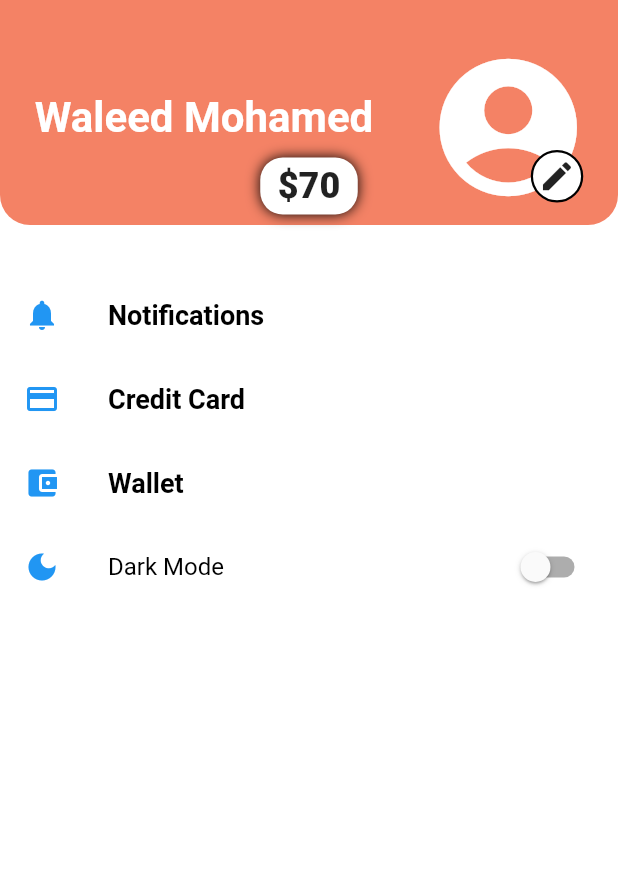
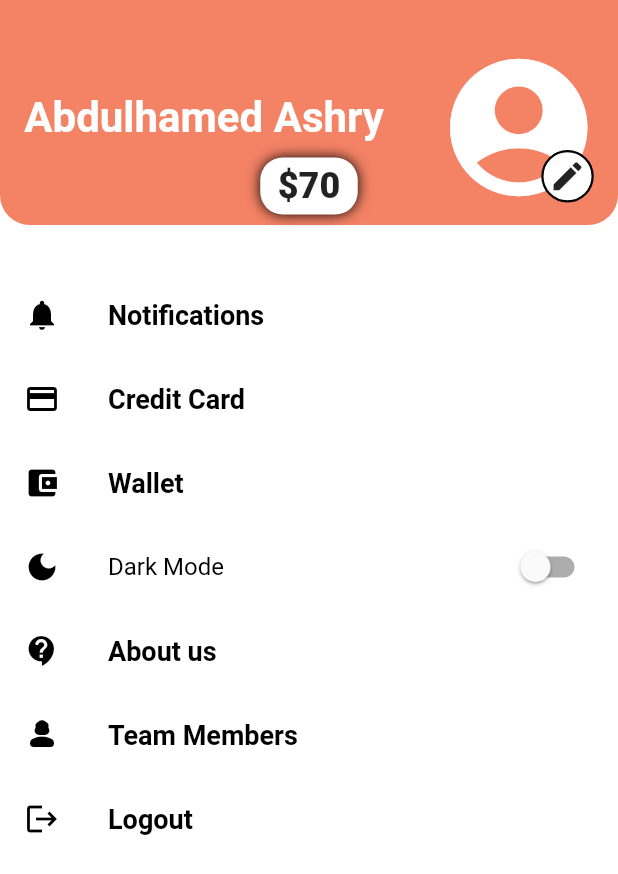
Before and after one commit to WaleedShehata1/easy_ticket_app, a Flutter app: the UserSettingsScreen screen opened by its route, on a phone screen of 412 x 824 dp. Shown: the top 874 px of the screen. Run offline on Flutter 3.47's test engine with Material 2 defaults, Android fonts, the phone set to English and light mode, and no system bars; our stand-ins replace animated_notch_bottom_bar, dotted_border, shared_preferences; accounts and stored records are empty.

Commit message:
Abdulhamed

```diff
--- a/lib/screen/profile.dart
+++ b/lib/screen/profile.dart
@@ -15,17 +15,14 @@ class _UserSettingsScreenState extends State<UserSettingsScreen> {
   Widget build(BuildContext context) {
     return Scaffold(
       backgroundColor: isDarkMode ? Colors.black : Colors.white,
-        body: Column(
-          children: [
-          Stack(
-            alignment: Alignment.center,
-            children:[
+      body: Column(children: [
+        Stack(alignment: Alignment.center, children: [
           Container(
             decoration: BoxDecoration(
                 color: PrimaryColour,
-                  borderRadius: BorderRadius.only
-                  (bottomLeft: Radius.circular(20),bottomRight: Radius.circular(20))),
-
+                borderRadius: BorderRadius.only(
+                    bottomLeft: Radius.circular(20),
+                    bottomRight: Radius.circular(20))),
             height: 150,
             width: double.infinity,
           ),
@@ -34,19 +31,25 @@ class _UserSettingsScreenState extends State<UserSettingsScreen> {
             children: [
               Column(
                 children: [
-                    SizedBox(height:55,),
+                  SizedBox(
+                    height: 55,
+                  ),
                   Text(
-                    'Waleed Mohamed',
+                    'Abdulhamed Ashry',
                     style: TextStyle(
                       color: Colors.white,
                       fontSize: 28,
                       fontWeight: FontWeight.w700,
                     ),
                   ),
-                    SizedBox(height: 10,),
+                  SizedBox(
+                    height: 10,
+                  ),
                   Row(
                     children: [
-                        SizedBox(width: 140,),
+                      SizedBox(
+                        width: 140,
+                      ),
                       Container(
                         alignment: Alignment.center,
                         padding: EdgeInsets.all(5),
@@ -62,7 +65,8 @@ class _UserSettingsScreenState extends State<UserSettingsScreen> {
                               )
                             ]),
                         width: 65,
-                            child: Text('\$70',
+                        child: Text(
+                          '\$70',
                           style: TextStyle(
                             fontSize: 24,
                             fontWeight: FontWeight.w900,
@@ -73,41 +77,47 @@ class _UserSettingsScreenState extends State<UserSettingsScreen> {
                   ),
                 ],
               ),
-             SizedBox(width: 20,),
+              SizedBox(
+                width: 20,
+              ),
               InkWell(
                 onTap: () {
-                Navigator.pushNamed(context,  EditProfileScreen.routeName);
+                  Navigator.pushNamed(context, EditProfileScreen.routeName);
                 },
                 child: Stack(
                   alignment: Alignment.bottomRight,
                   children: [
                     Container(
                       margin: EdgeInsets.all(10),
-                      child: Icon(Icons.account_circle,color: Colors.white,size: 110,),
+                      child: Icon(
+                        Icons.account_circle,
+                        color: Colors.white,
+                        size: 110,
+                      ),
                       width: 100,
                       height: 100,
                       decoration: BoxDecoration(
                           borderRadius: BorderRadius.circular(45),
-                       border: Border.all(width: 5,color: PrimaryColour)
-                      ),
+                          border: Border.all(width: 5, color: PrimaryColour)),
                     ),
                     Container(
                       width: 35,
                       height: 35,
-                    child: Icon(Icons.edit,size: 25,),
+                      child: Icon(
+                        Icons.edit,
+                        size: 25,
+                      ),
                       decoration: BoxDecoration(
                           color: Colors.white,
                           borderRadius: BorderRadius.circular(50),
-                      border: Border.all(width: 1.5,color: Colors.black)
-                     ),
+                          border: Border.all(width: 1.5, color: Colors.black)),
                     )
-
                   ],
                 ),
               )
             ],
-            ),]
           ),
+        ]),
         Column(
           crossAxisAlignment: CrossAxisAlignment.center,
           children: [
@@ -122,7 +132,7 @@ class _UserSettingsScreenState extends State<UserSettingsScreen> {
               },
               leading: Icon(
                 Icons.notifications,
-                color: Colors.blue,
+                color: isDarkMode ? Colors.white : Colors.black,
               ),
               title: Text(
                 'Notifications',
@@ -142,7 +152,7 @@ class _UserSettingsScreenState extends State<UserSettingsScreen> {
               },
               leading: Icon(
                 Icons.credit_card,
-                color: Colors.blue,
+                color: isDarkMode ? Colors.white : Colors.black,
               ),
               title: Text(
                 'Credit Card',
@@ -162,7 +172,7 @@ class _UserSettingsScreenState extends State<UserSettingsScreen> {
               },
               leading: Icon(
                 Icons.account_balance_wallet,
-                color: Colors.blue,
+                color: isDarkMode ? Colors.white : Colors.black,
               ),
               title: Text(
                 'Wallet',
@@ -174,15 +184,9 @@ class _UserSettingsScreenState extends State<UserSettingsScreen> {
               ),
             ),
             ListTile(
-              onTap: () {
-                Navigator.push(
-                  context,
-                  MaterialPageRoute(builder: (context) => WalletScreen()),
-                );
-              },
               leading: Icon(
                 Icons.dark_mode,
-                color: Colors.blue,
+                color: isDarkMode ? Colors.white : Colors.black,
               ),
               title: Text(
                 'Dark Mode',
@@ -192,12 +196,67 @@ class _UserSettingsScreenState extends State<UserSettingsScreen> {
               ),
               trailing: Switch(
                 value: isDarkMode,
-                activeColor: Colors.blue,
+                activeColor: Colors.green,
                 onChanged: (value) {
                   setState(() {
                     isDarkMode = value;
                   });
                 },
+              ),
+            ),
+            ListTile(
+              onTap: () {
+                // Navigator.push(
+                //   context,
+                //   MaterialPageRoute(builder: (context) => AboutusScreen()),
+                // );
+              },
+              leading: Icon(
+                Icons.contact_support_rounded,
+                color: isDarkMode ? Colors.white : Colors.black,
+              ),
+              title: Text(
+                'About us',
+                style: TextStyle(
+                  fontSize: 18,
+                  fontWeight: FontWeight.bold,
+                  color: isDarkMode ? Colors.white : Colors.black,
+                ),
+              ),
+            ),
+            ListTile(
+              onTap: () {
+                // Navigator.push(
+                //   context,
+                //   MaterialPageRoute(builder: (context) => TeamMembersScreen()),
+                // );
+              },
+              leading: Icon(
+                Icons.person_3_rounded,
+                color: isDarkMode ? Colors.white : Colors.black,
+              ),
+              title: Text(
+                'Team Members',
+                style: TextStyle(
+                  fontSize: 18,
+                  fontWeight: FontWeight.bold,
+                  color: isDarkMode ? Colors.white : Colors.black,
+                ),
+              ),
+            ),
+            ListTile(
+              onTap: () {},
+              leading: Icon(
+                Icons.logout,
+                color: isDarkMode ? Colors.white : Colors.black,
+              ),
+              title: Text(
+                'Logout',
+                style: TextStyle(
+                  fontSize: 18,
+                  fontWeight: FontWeight.bold,
+                  color: isDarkMode ? Colors.white : Colors.black,
+                ),
               ),
             ),
           ],
```
Also changed, not shown: lib/screen/change_password.dart (added, +147 -0 lines). Lines whose indentation alone changed are shown as unchanged.
